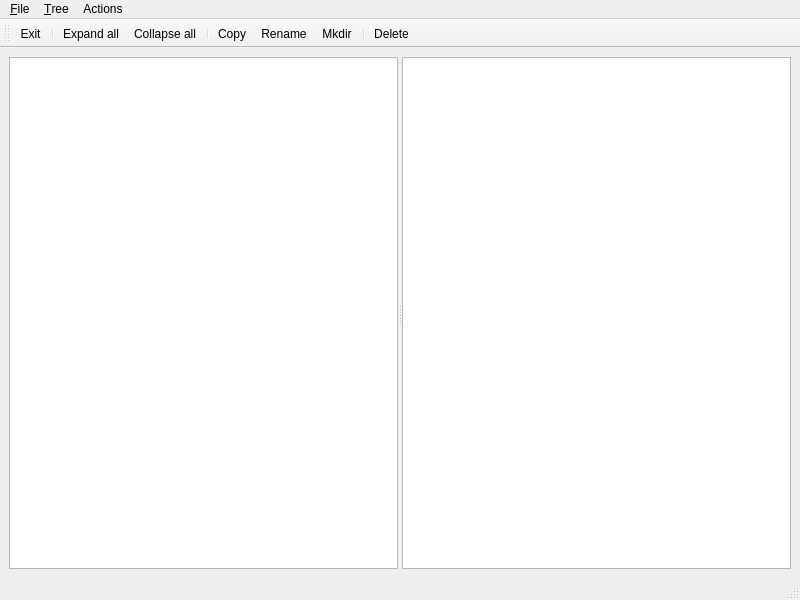
Old version of the form mainwindow.ui in the repository vangeytedvg/DenkaCommander.
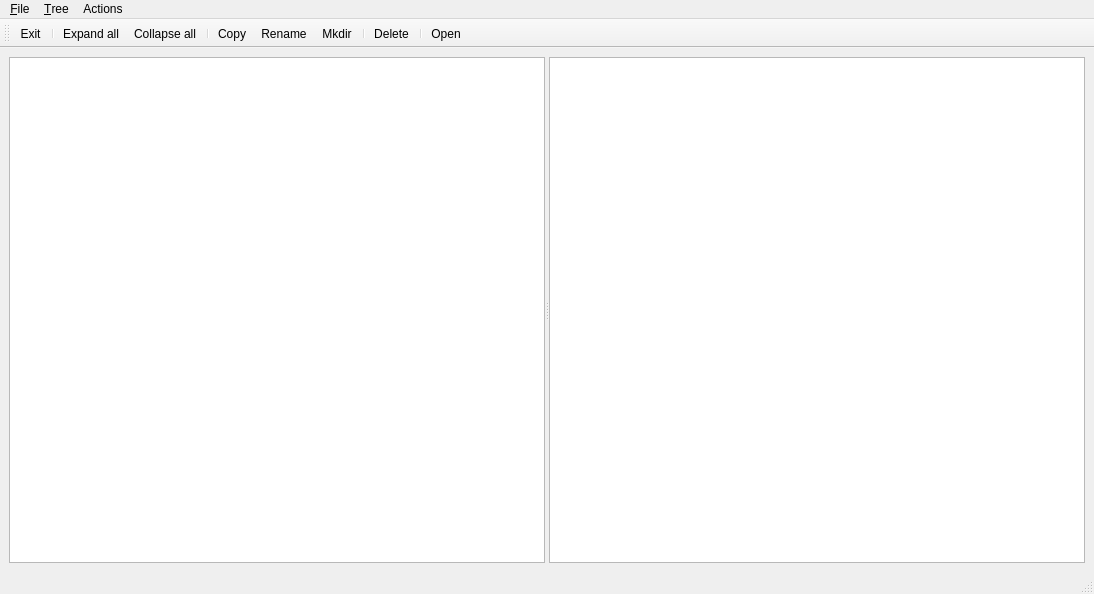
New version of the form. Icons and pictures are not drawn.

```diff
--- a/mainwindow.ui
+++ b/mainwindow.ui
@@ -6,8 +6,8 @@
    <rect>
     <x>0</x>
     <y>0</y>
-    <width>800</width>
-    <height>600</height>
+    <width>1094</width>
+    <height>594</height>
    </rect>
   </property>
   <property name="windowTitle">
@@ -21,6 +21,15 @@
        <enum>Qt::Horizontal</enum>
       </property>
       <widget class="QTreeView" name="treeLeft">
+       <property name="dragEnabled">
+        <bool>false</bool>
+       </property>
+       <property name="dragDropMode">
+        <enum>QAbstractItemView::DragOnly</enum>
+       </property>
+       <property name="alternatingRowColors">
+        <bool>false</bool>
+       </property>
        <property name="selectionMode">
         <enum>QAbstractItemView::SingleSelection</enum>
        </property>
@@ -36,9 +45,12 @@
        <property name="animated">
         <bool>true</bool>
        </property>
-       <property name="wordWrap">
+       <property name="allColumnsShowFocus">
         <bool>true</bool>
        </property>
+       <property name="wordWrap">
+        <bool>false</bool>
+       </property>
       </widget>
       <widget class="QTreeView" name="treeRight">
        <property name="iconSize">
@@ -54,7 +66,7 @@
         <bool>true</bool>
        </property>
        <property name="wordWrap">
-        <bool>true</bool>
+        <bool>false</bool>
        </property>
       </widget>
      </widget>
@@ -66,7 +78,7 @@
     <rect>
      <x>0</x>
      <y>0</y>
-     <width>800</width>
+     <width>1094</width>
      <height>22</height>
     </rect>
    </property>
@@ -118,6 +130,8 @@
    <addaction name="actionMkdir"/>
    <addaction name="separator"/>
    <addaction name="actionDelete"/>
+   <addaction name="separator"/>
+   <addaction name="action_Open"/>
   </widget>
   <action name="actionE_xit">
    <property name="icon">
@@ -206,6 +220,15 @@
     <string>F9</string>
    </property>
   </action>
+  <action name="action_Open">
+   <property name="icon">
+    <iconset resource="images.qrc">
+     <normaloff>:/imgs/binoculars2.png</normaloff>:/imgs/binoculars2.png</iconset>
+   </property>
+   <property name="text">
+    <string>&amp;Open</string>
+   </property>
+  </action>
  </widget>
  <resources>
   <include location="images.qrc"/>
```
Left out of the diff: 13 changed lines with no effect on the pictures.
